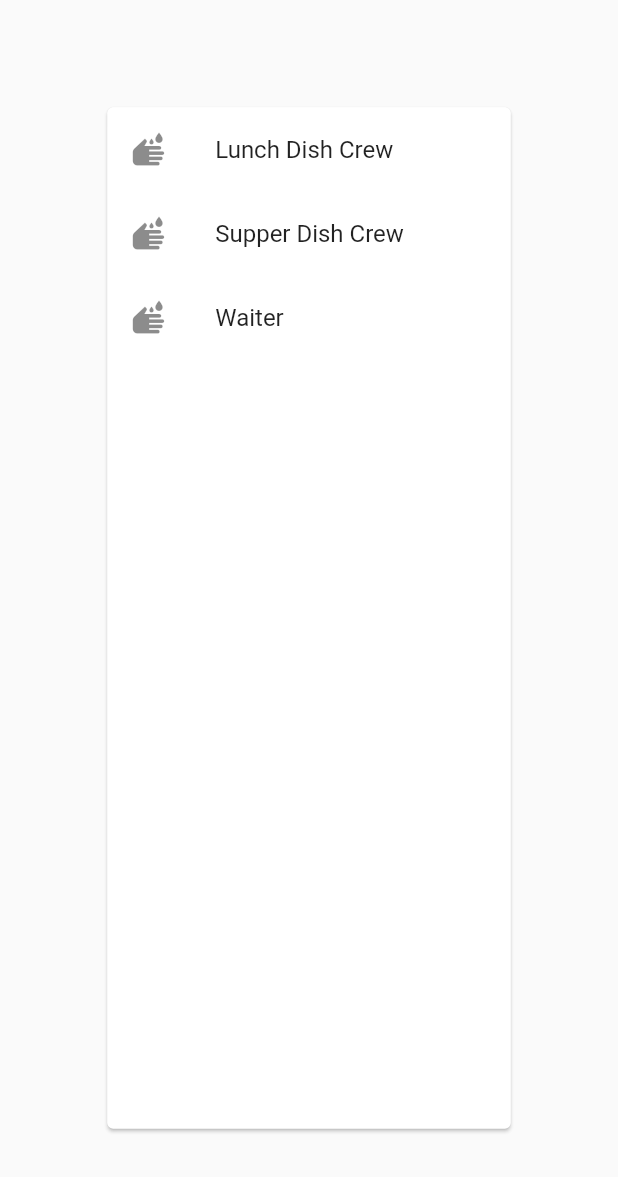
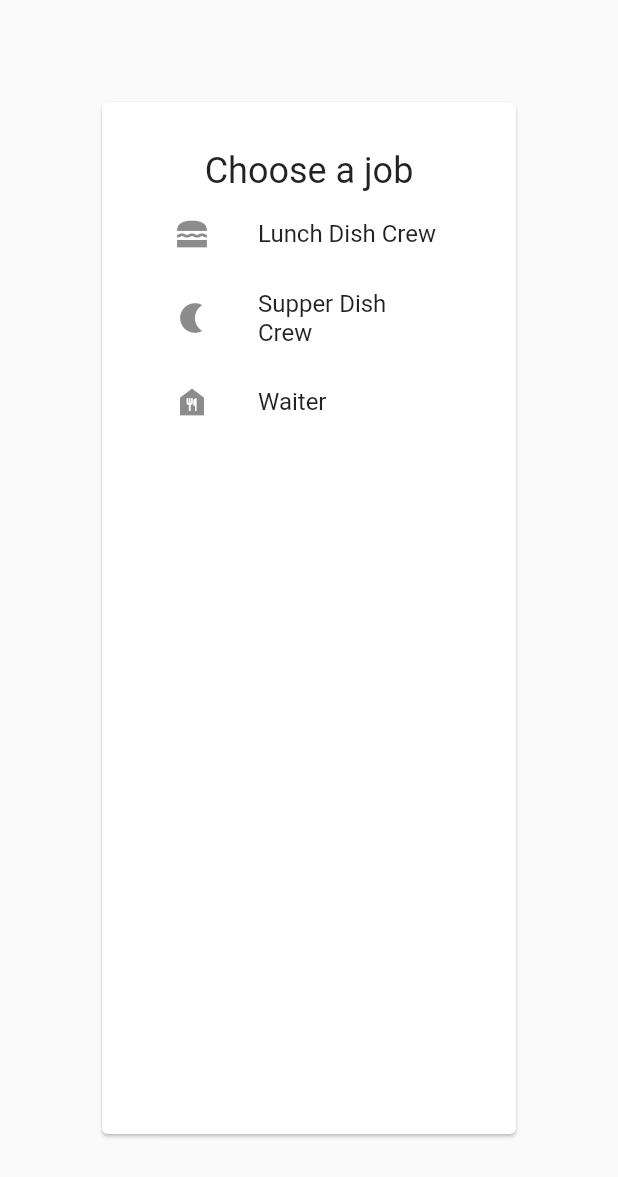
Before and after one commit to T0PC4T/organizer, a Flutter app: the JobsModal widget shown alone on an empty page, opened directly, on a phone screen of 412 x 824 dp. Shown: the top 1177 px of the screen. Run offline on Flutter 3.47's test engine with Material 2 defaults, Android fonts, the light colour scheme and no system bars; our stand-ins replace cloud_firestore, firebase_auth, firebase_core, pdf, printing; accounts and stored records are empty; statements that could not run were skipped.

Commit message:
seating chart

```diff
--- a/lib/src/screens/people.dart
+++ b/lib/src/screens/people.dart
@@ -79,7 +79,6 @@ class _PeopleBodyState extends State<PeopleBody> {
           setState(() {
             final oldDoc = peopleData!
                 .firstWhere((element) => element.data()?.name == person.name);
-            print(peopleData!.indexOf(oldDoc));
             peopleData![peopleData!.indexOf(oldDoc)] = newDoc;
           });
         }),
--- a/lib/src/widgets/cards.dart
+++ b/lib/src/widgets/cards.dart
@@ -18,3 +18,21 @@ class ListCard extends StatelessWidget {
     ));
   }
 }
+
+class ModalCard extends StatelessWidget {
+  final Widget child;
+  const ModalCard({super.key, required this.child});
+
+  @override
+  Widget build(BuildContext context) {
+    return Padding(
+      padding: const EdgeInsets.all(64),
+      child: Card(
+        child: Container(
+          padding: const EdgeInsets.all(32),
+          child: child,
+        ),
+      ),
+    );
+  }
+}
--- a/lib/src/widgets/people.dart
+++ b/lib/src/widgets/people.dart
@@ -131,14 +131,16 @@ class JobsModal extends StatelessWidget {
 
   @override
   Widget build(BuildContext context) {
-    Size size = MediaQuery.of(context).size;
-    return Container(
-      padding: const EdgeInsets.all(16),
-      margin: EdgeInsets.all(size.width / 8),
-      child: Card(
+    return ModalCard(
       child: ListView(children: [
+        const Center(
+          child: Text(
+            "Choose a job",
+            style: TextStyle(fontSize: 24),
+          ),
+        ),
         ListTile(
-            leading: const Icon(Icons.wash),
+          leading: const Icon(Icons.lunch_dining_sharp),
           title: Text(Jobs.lunchDishCrew.pretty),
           onTap: () => Navigator.pop(
             context,
@@ -146,7 +148,7 @@ class JobsModal extends StatelessWidget {
           ),
         ),
         ListTile(
-            leading: const Icon(Icons.wash),
+          leading: const Icon(Icons.nightlight),
           title: Text(Jobs.supperDishCrew.pretty),
           onTap: () => Navigator.pop(
             context,
@@ -154,7 +156,7 @@ class JobsModal extends StatelessWidget {
           ),
         ),
         ListTile(
-            leading: const Icon(Icons.wash),
+          leading: const Icon(Icons.food_bank),
           title: Text(Jobs.waiter.pretty),
           onTap: () => Navigator.pop(
             context,
@@ -162,7 +164,6 @@ class JobsModal extends StatelessWidget {
           ),
         ),
       ]),
-      ),
     );
   }
 }
@@ -230,18 +231,13 @@ class _PeopleListingModalState extends State<PeopleListingModal> {
 
   @override
   Widget build(BuildContext context) {
-    Size size = MediaQuery.of(context).size;
-    return Padding(
-      padding: const EdgeInsets.all(64),
-      child: Card(
-        child: Container(
-          margin: const EdgeInsets.all(32),
+    return ModalCard(
       child: Flex(
         direction: Axis.vertical,
         children: [
           Center(
             child: Padding(
-                  padding: const EdgeInsets.fromLTRB(64, 32, 64, 16),
+              padding: const EdgeInsets.fromLTRB(32, 32, 32, 16),
               child: TextField(
                   decoration: const InputDecoration(
                     hintText: "Seminarian Name",
@@ -263,8 +259,6 @@ class _PeopleListingModalState extends State<PeopleListingModal> {
           ),
         ],
       ),
-        ),
-      ),
     );
   }
 }
```
Also changed, not shown: lib/src/screens/seating.dart (+16 -57 lines), lib/src/services/pdf_gen.dart (+62 -47 lines). Lines whose indentation alone changed are shown as unchanged.
